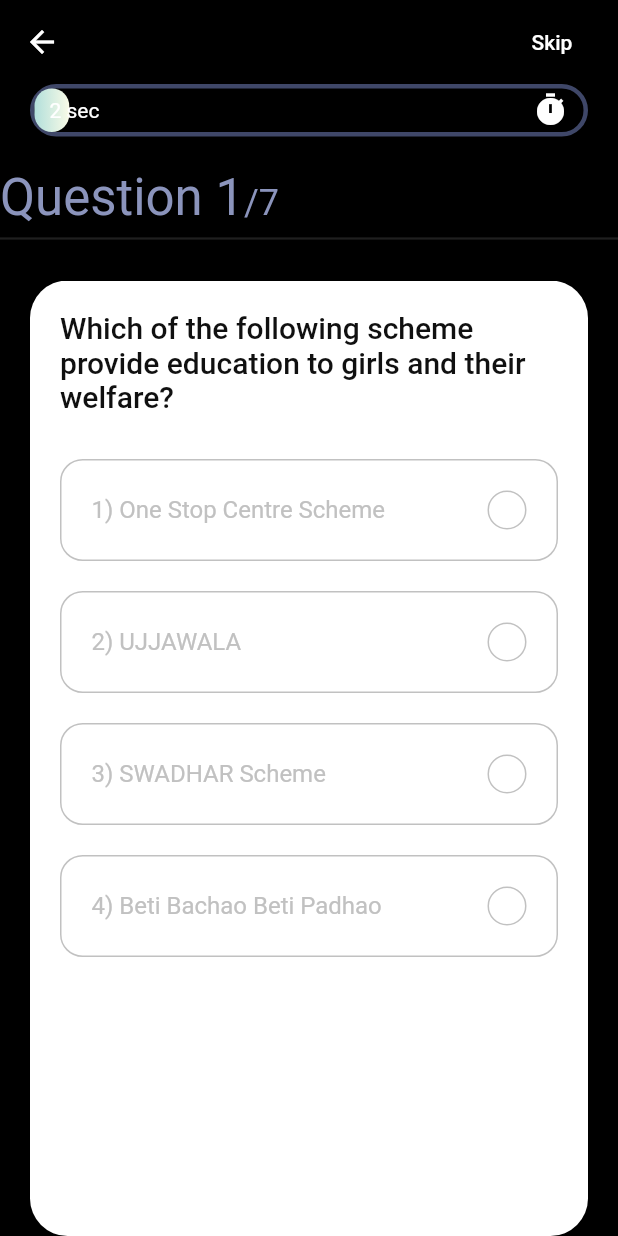
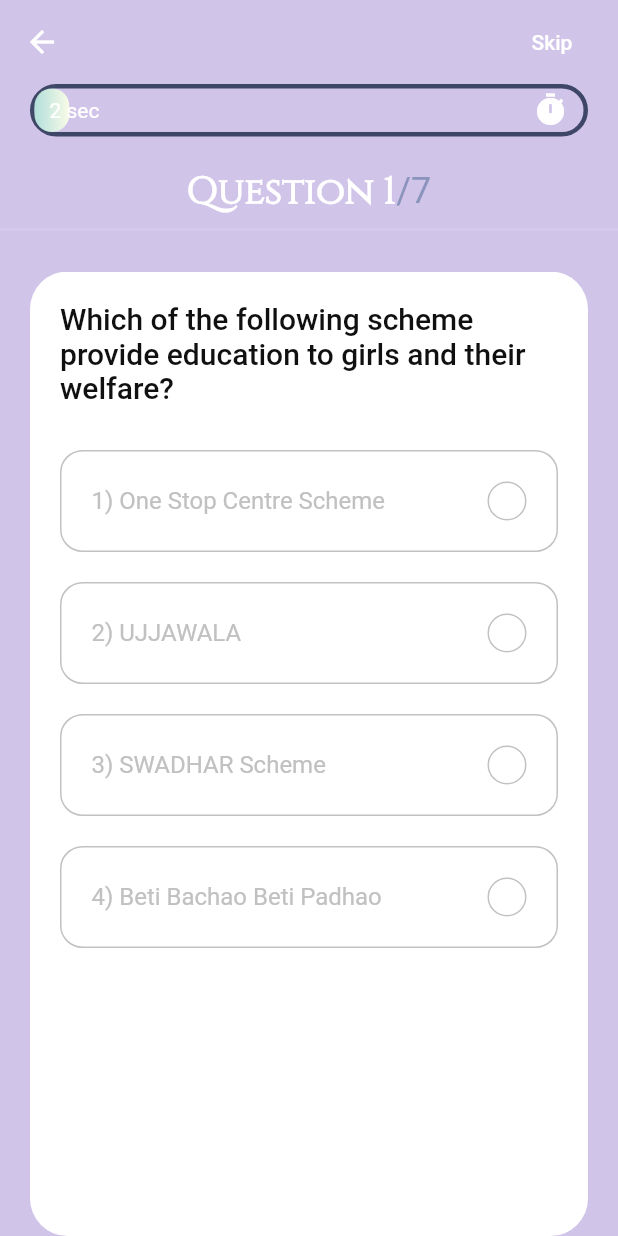
Before and after one commit to mrcodefrost/A7_Elementalists, a Flutter app: the QuizScreen screen opened directly, on a phone screen of 412 x 824 dp. Run offline on Flutter 3.47's test engine with Material 2 defaults, Android fonts, the phone set to English and light mode, and no system bars; our stand-ins replace get.

Commit message:
UI update

```diff
--- a/lib/screens/parts/body.dart
+++ b/lib/screens/parts/body.dart
@@ -27,14 +27,17 @@
                 child: TimeBar(),
               ),
               SizedBox(height: kDefaultPadding),
-              Obx(
+              Center(
+                child: Obx(
                   () => Text.rich(
                     TextSpan(
-                      text: 'Question ${_questioncontrol.questionNumber.value}',
-                      style: Theme.of(context)
-                          .textTheme
-                          .headline4
-                          .copyWith(color: kSecondaryColor),
+                        text:
+                            'Question ${_questioncontrol.questionNumber.value}',
+                        style: TextStyle(
+                          fontFamily: 'Cinzel',
+                          fontWeight: FontWeight.bold,
+                          fontSize: 25.0,
+                        ),
                         children: [
                           TextSpan(
                             text: '/${_questioncontrol.questions.length}',
@@ -44,6 +47,7 @@
                                 .copyWith(color: kSecondaryColor),
                           )
                         ]),
+                  ),
                 ),
               ),
               Divider(
--- a/lib/screens/quiz.dart
+++ b/lib/screens/quiz.dart
@@ -8,7 +8,7 @@
   Widget build(BuildContext context) {
     QuestionControl _control = Get.put(QuestionControl());
     return Scaffold(
-      backgroundColor: Colors.black,
+      backgroundColor: Colors.deepPurple.shade100,
       extendBodyBehindAppBar: true,
       appBar: AppBar(
         backgroundColor: Colors.transparent,
```
Lines whose indentation alone changed are shown as unchanged.
